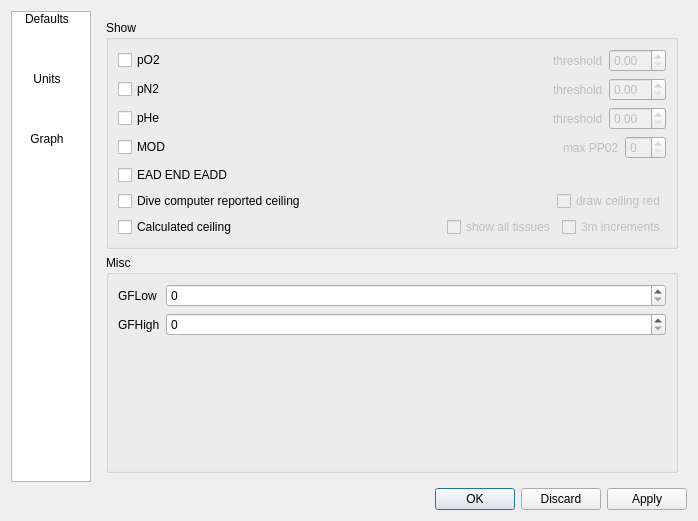
The window that qt-ui/preferences.ui (subsurface/subsurface) describes before a commit, drawn with Qt 5.
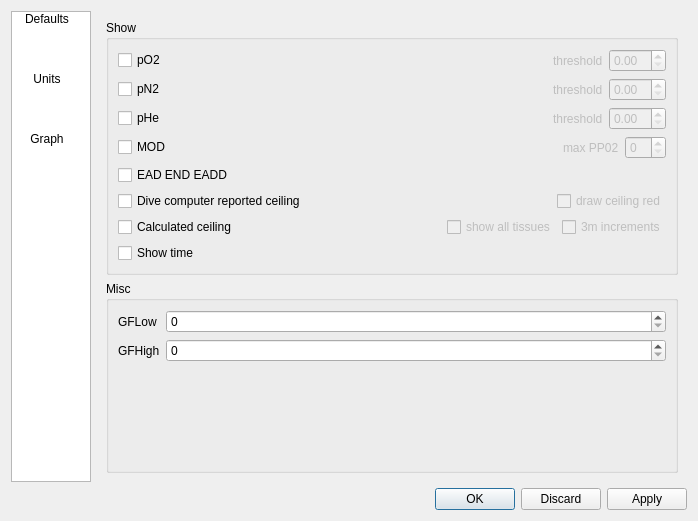
The same window after the commit. The open tabs and pages were chosen to show the change. Icons and pictures are not drawn.

Commit message:
Show sample time in the mouseover.
This is really nice to have when looking at specific coutures of a dive
or events.

The edit to the form file:
```diff
--- a/qt-ui/preferences.ui
+++ b/qt-ui/preferences.ui
@@ -686,6 +686,17 @@
               </item>
              </layout>
             </item>
+            <item>
+             <layout class="QHBoxLayout" name="horizontalLayout_11">
+              <item>
+               <widget class="QCheckBox" name="show_time">
+                <property name="text">
+                 <string>Show time</string>
+                </property>
+               </widget>
+              </item>
+             </layout>
+            </item>
            </layout>
           </widget>
          </item>
```
The commit also changes 5 other files.
